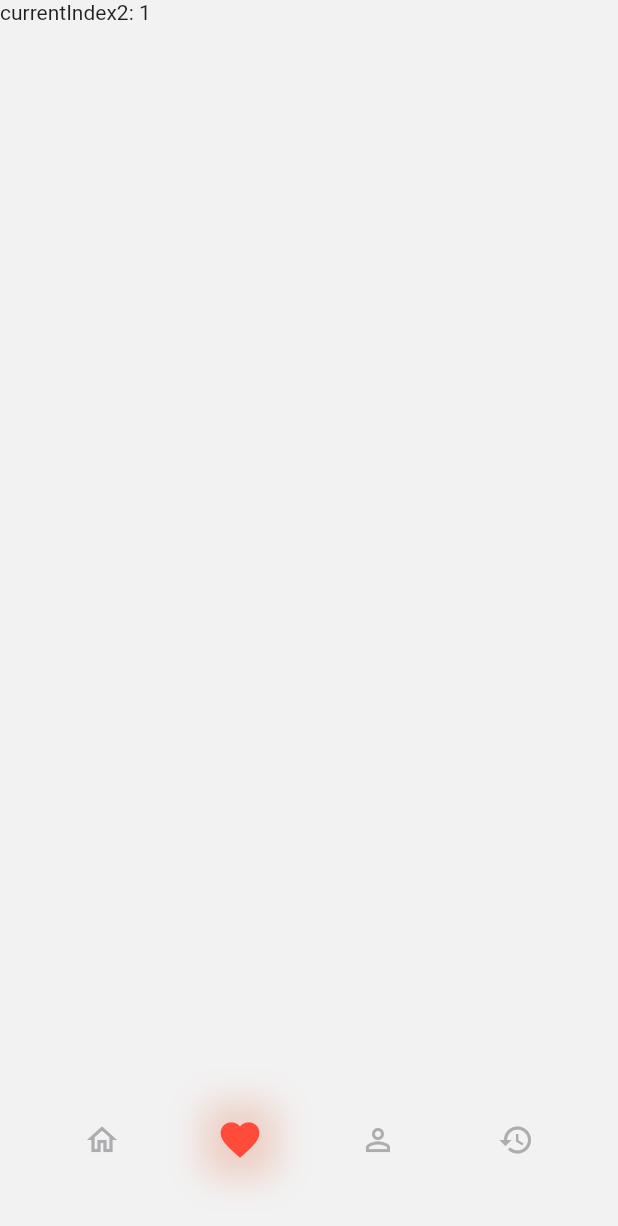
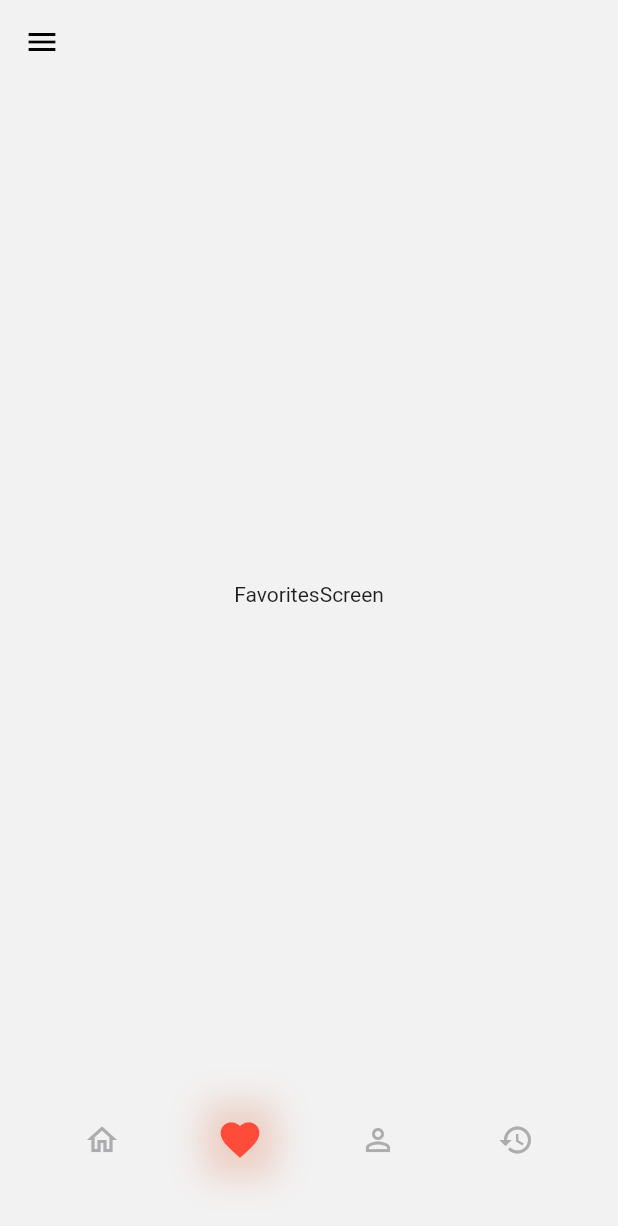
Before and after one commit to RamirezSebastianJ/food_delivery, a Flutter app: the HomeScreen screen opened directly, item 2 of the bottom bar chosen, on a phone screen of 412 x 824 dp. Shown: the top 1226 px of the screen. Run offline on Flutter 3.47's test engine with Material 2 defaults, Android fonts, the phone set to English and light mode, and no system bars; drawn by our look-alikes of flutter_advanced_drawer; our stand-ins replace animated_text_kit.

Commit message:
add navDrawer

```diff
--- /dev/null
+++ b/lib/presentation/home/favorities/favorites_screen.dart
@@ -0,0 +1,21 @@
+//FavoritesScreen stateful
+import 'package:flutter/material.dart';
+import 'package:food_delivery/presentation/theme.dart';
+
+class FavoritesScreen extends StatefulWidget {
+  @override
+  _FavoritesScreenState createState() => _FavoritesScreenState();
+}
+
+//state FavoritesScreen
+class _FavoritesScreenState extends State<FavoritesScreen> {
+  @override
+  Widget build(BuildContext context) {
+    return const Scaffold(
+      backgroundColor: FoodDeliveryColors.grayBase,
+      body: Center(
+        child: Text('FavoritesScreen'),
+      ),
+    );
+  }
+}
--- a/lib/presentation/home/home_screen.dart
+++ b/lib/presentation/home/home_screen.dart
@@ -1,7 +1,13 @@
 import 'package:flutter/material.dart';
+import 'package:flutter_advanced_drawer/flutter_advanced_drawer.dart';
+import 'package:food_delivery/presentation/home/products/products_screen.dart';
 
 import '../theme.dart';
 import 'delivery_navigator.dart';
+import 'favorities/favorites_screen.dart';
+import 'history/history_screen.dart';
+import 'nav_drawer/nav_drawer.dart';
+import 'profile/profile_screen.dart';
 
 class HomeScreen extends StatefulWidget {
   HomeScreen({Key? key}) : super(key: key);
@@ -12,10 +18,53 @@ class HomeScreen extends StatefulWidget {
 
 class _HomeScreenState extends State<HomeScreen> {
   int currentIndex = 0;
+  final _advancedDrawerController = AdvancedDrawerController();
 
   @override
   Widget build(BuildContext context) {
-    return Scaffold(
+    return AdvancedDrawer(
+      backdropColor: FoodDeliveryColors.orangeNavDrawer,
+      controller: _advancedDrawerController,
+      animationCurve: Curves.easeInOut,
+      animationDuration: const Duration(milliseconds: 300),
+      animateChildDecoration: true,
+      rtlOpening: false,
+      // openScale: 1.0,
+      disabledGestures: false,
+      childDecoration: const BoxDecoration(
+        // NOTICE: Uncomment if you want to add shadow behind the page.
+        // Keep in mind that it may cause animation jerks.
+        // boxShadow: <BoxShadow>[
+        //   BoxShadow(
+        //     color: Colors.black12,
+        //     blurRadius: 0.0,
+        //   ),
+        // ],
+        borderRadius: const BorderRadius.all(Radius.circular(16)),
+      ),
+      drawer: NavDrawer(),
+      child: Scaffold(
+        appBar: AppBar(
+          leading: IconButton(
+            onPressed: _handleMenuButtonPressed,
+            icon: ValueListenableBuilder<AdvancedDrawerValue>(
+              valueListenable: _advancedDrawerController,
+              builder: (_, value, __) {
+                return AnimatedSwitcher(
+                  duration: Duration(milliseconds: 250),
+                  child: Icon(
+                    value.visible ? Icons.clear : Icons.menu,
+                    key: ValueKey<bool>(value.visible),
+                    color: Colors.black,
+                  ),
+                );
+              },
+            ),
+          ),
+          backgroundColor: Colors.transparent,
+          foregroundColor: Colors.transparent,
+          shadowColor: Colors.transparent,
+        ),
         backgroundColor: FoodDeliveryColors.grayBase,
         body: Column(
           crossAxisAlignment: CrossAxisAlignment.stretch,
@@ -24,13 +73,10 @@ class _HomeScreenState extends State<HomeScreen> {
               child: IndexedStack(
                 index: currentIndex,
                 children: [
-                Text(
-                  'currentIndex1: $currentIndex',
-                  style: TextStyle(color: Colors.black),
-                ),
-                Text('currentIndex2: $currentIndex'),
-                Text('currentIndex3: $currentIndex'),
-                Text('currentIndex4: $currentIndex'),
+                  ProductsScreen(),
+                  FavoritesScreen(),
+                  ProfileScreen(),
+                  HistoryScreen(),
                 ],
               ),
             ),
@@ -43,6 +89,13 @@ class _HomeScreenState extends State<HomeScreen> {
                 }),
           ],
         ),
+      ),
     );
   }
+
+  void _handleMenuButtonPressed() {
+    // NOTICE: Manage Advanced Drawer state through the Controller.
+    // _advancedDrawerController.value = AdvancedDrawerValue.visible();
+    _advancedDrawerController.showDrawer();
   }
+}
--- a/lib/presentation/theme.dart
+++ b/lib/presentation/theme.dart
@@ -7,6 +7,7 @@ class FoodDeliveryColors {
   static const orangeGradient = Color(0xFFFF470B);
   static const grayBase = Color(0xFFF2F2F2);
   static const grayIcon = Color(0xFFADADAF);
+  static const orangeNavDrawer = Color(0xFFFA4A0C);
 }
 
 final lighTheme = ThemeData(
@@ -26,3 +27,8 @@ final lighTheme = ThemeData(
     ),
   ),
 );
+
+const textStyleNavDrawer = TextStyle(
+    fontFamily: 'PoppinsRegular',
+    color: Colors.white,
+    fontWeight: FontWeight.bold);
--- a/pubspec.yaml
+++ b/pubspec.yaml
@@ -35,6 +35,7 @@ dependencies:
   # Use with the CupertinoIcons class for iOS style icons.
   cupertino_icons: ^1.0.2
   animated_text_kit: ^4.2.1
+  flutter_advanced_drawer: ^1.3.2
 
 
 dev_dependencies:
@@ -82,6 +83,10 @@ flutter:
     - family: SFProRoundedBold
       fonts:
         - asset: assets/delivery/fonts/SF_Pro_Rounded_Bold.ttf
+
+    - family: PoppinsRegular
+      fonts:
+        - asset: assets/delivery/fonts/Poppins-Regular.ttf
   #       - asset: fonts/Schyler-Italic.ttf
   #         style: italic
   #   - family: Trajan Pro
```
Also changed, not shown: lib/presentation/home/history/history_screen.dart (added, +19 -0 lines), lib/presentation/home/nav_drawer/nav_drawer.dart (added, +78 -0 lines), lib/presentation/home/products/products_screen.dart (added, +16 -0 lines), lib/presentation/home/profile/profile_screen.dart (added, +21 -0 lines), assets/delivery/fonts/Poppins-Regular.ttf (added), pubspec.lock. Lines whose indentation alone changed are shown as unchanged.
